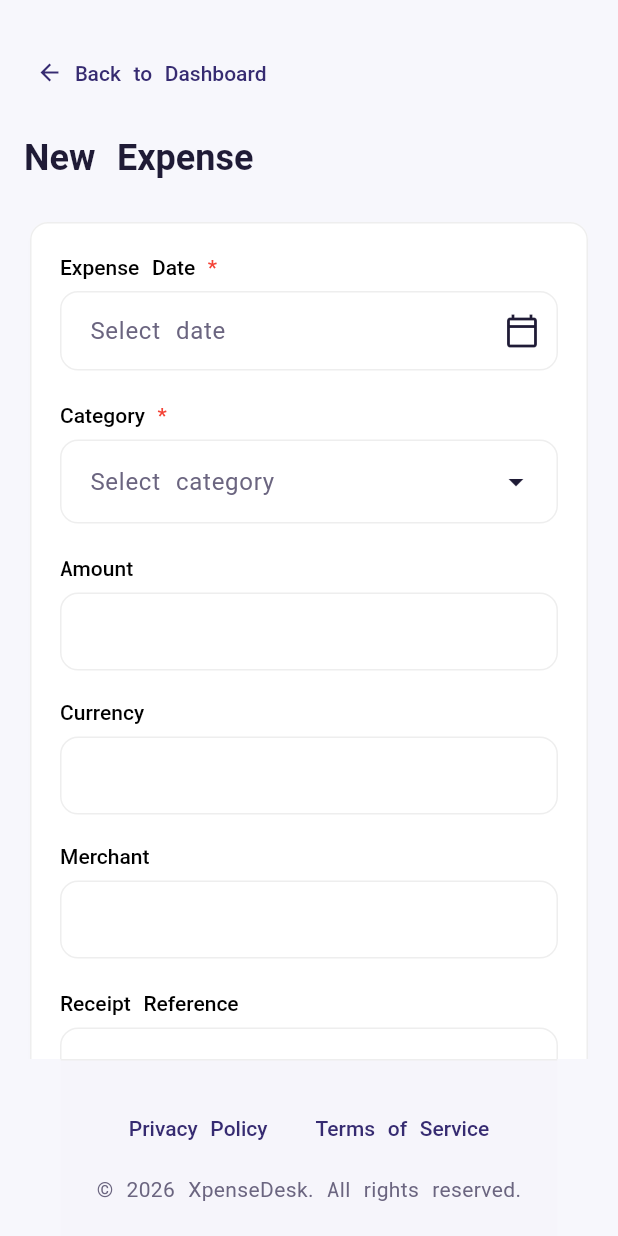
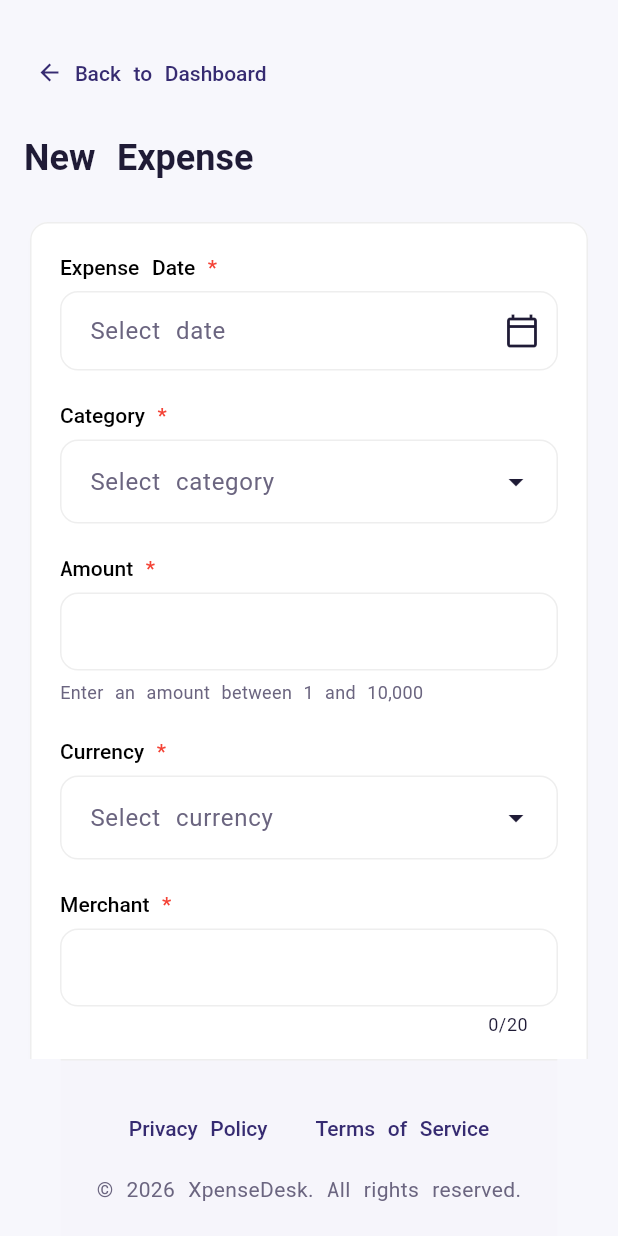
Before and after one commit to ereztabit/XpenseDesk_Flutter, a Flutter app: the NewExpenseScreen screen opened directly, on a phone screen of 412 x 824 dp. Run offline on Flutter 3.47's test engine with Material 3 defaults, Android fonts, the phone set to English and light mode, and no system bars; our stand-ins replace email_validator, flutter_riverpod, google_fonts, shared_preferences, web, yaml; accounts and stored records are empty; generated files the repository leaves out were written again; Roboto replaces fonts that are missing (Assistant).

Commit message:
in prog.

```diff
--- a/lib/l10n/app_en.arb
+++ b/lib/l10n/app_en.arb
@@ -226,10 +226,11 @@
   "amountLabel": "Amount",
   "currencyLabel": "Currency",
   "merchantLabel": "Merchant",
+  "currencyPlaceholder": "Select currency",
   "reviewed": "Reviewed",
   "edit": "Edit",
   "noteLabel": "Note",
-  "receiptRefLabel": "Receipt Reference",
+  "receiptRefLabel": "Receipt #",
   "submitExpense": "Submit Expense",
   "selectDate": "Select date",
   "selectCategory": "Select category",
@@ -243,9 +244,21 @@
   "failedToDeleteExpense": "Failed to delete expense",
   "reviewedBy": "by ",
   "expenseDateRequired": "Expense date is required",
+  "expenseDateFutureNotAllowed": "Future dates are not allowed",
+  "expenseDateOlderThanSixMonths": "Expense date cannot be older than 6 months",
   "categoryRequired": "Category is required",
-  "amountMustBePositive": "Amount must be greater than zero",
+  "amountRequired": "Amount is required",
+  "amountMustBePositive": "Amount must be at least 1",
+  "amountMaxValue": "Amount cannot be greater than 10,000",
+  "amountRangeHelper": "Enter an amount between 1 and 10,000",
+  "currencyRequired": "Currency is required",
   "currencyCodeInvalid": "Currency code must be exactly 3 letters",
+  "merchantRequired": "Merchant is required",
+  "merchantMaxLength": "Merchant must be 20 characters or less",
+  "receiptRefRequired": "Receipt # is required",
+  "receiptRefMaxLength": "Receipt # must be 20 characters or less",
+  "receiptRefInvalidCharacters": "Receipt # can only contain letters, numbers, spaces, and - / \\",
+  "notesMaxLength": "Notes must be 100 characters or less",
   "expenseCreatedSuccess": "Expense created successfully",
   "failedToCreateExpense": "Failed to create expense"
 }
--- /dev/null
+++ b/lib/models/expense_currency.dart
@@ -0,0 +1,35 @@
+/// Local static currency reference data used by the MVP expense form.
+class ExpenseCurrency {
+  final String code;
+  final String name;
+  final String symbol;
+
+  const ExpenseCurrency({
+    required this.code,
+    required this.name,
+    required this.symbol,
+  });
+
+  String get displayLabel => '$code - $name ($symbol)';
+
+  static const List<ExpenseCurrency> values = [
+    ExpenseCurrency(code: 'AUD', name: 'Australian Dollar', symbol: r'$'),
+    ExpenseCurrency(code: 'CAD', name: 'Canadian Dollar', symbol: r'$'),
+    ExpenseCurrency(code: 'EUR', name: 'Euro', symbol: '\u20AC'),
+    ExpenseCurrency(code: 'GBP', name: 'British Pound', symbol: '\u00A3'),
+    ExpenseCurrency(code: 'ILS', name: 'Israeli Shekel', symbol: '\u20AA'),
+    ExpenseCurrency(code: 'USD', name: 'US Dollar', symbol: r'$'),
+  ];
+
+  static ExpenseCurrency? fromCode(String? code) {
+    if (code == null || code.isEmpty) return null;
+
+    for (final currency in values) {
+      if (currency.code == code.toUpperCase()) {
+        return currency;
+      }
+    }
+
+    return null;
+  }
+}
--- /dev/null
+++ b/lib/utils/expense_amount_input_formatter.dart
@@ -0,0 +1,54 @@
+import 'package:flutter/services.dart';
+import 'package:intl/intl.dart';
+
+/// Formats the expense amount as the user types while enforcing:
+/// - digits with one optional decimal point
+/// - up to two decimal places
+/// - a maximum value of 10,000
+class ExpenseAmountInputFormatter extends TextInputFormatter {
+  ExpenseAmountInputFormatter({this.maxAmount = 10000});
+
+  final double maxAmount;
+  final NumberFormat _integerFormatter = NumberFormat('#,##0', 'en');
+
+  @override
+  TextEditingValue formatEditUpdate(
+    TextEditingValue oldValue,
+    TextEditingValue newValue,
+  ) {
+    if (newValue.text.isEmpty) {
+      return newValue;
+    }
+
+    final normalized = newValue.text.replaceAll(',', '');
+    if (!RegExp(r'^\d*(\.\d{0,2})?$').hasMatch(normalized)) {
+      return oldValue;
+    }
+
+    final numberValue = double.tryParse(normalized);
+    if (numberValue != null && numberValue > maxAmount) {
+      return oldValue;
+    }
+
+    final parts = normalized.split('.');
+    final integerPart = parts.first;
+    final decimalPart = parts.length > 1 ? parts[1] : null;
+
+    final formattedInteger = integerPart.isEmpty
+        ? ''
+        : _integerFormatter.format(int.parse(integerPart));
+
+    final hasTrailingDecimal = normalized.endsWith('.');
+    final formattedText = switch ((decimalPart, hasTrailingDecimal)) {
+      (null, false) => formattedInteger,
+      (null, true) => '$formattedInteger.',
+      (final decimals?, _) => '$formattedInteger.$decimals',
+    };
+
+    return TextEditingValue(
+      text: formattedText,
+      selection: TextSelection.collapsed(offset: formattedText.length),
+      composing: TextRange.empty,
+    );
+  }
+}
--- a/lib/widgets/expenses/expense_form.dart
+++ b/lib/widgets/expenses/expense_form.dart
@@ -1,47 +1,64 @@
 import 'package:flutter/material.dart';
+import 'package:flutter/services.dart';
 import 'package:flutter_riverpod/flutter_riverpod.dart';
 
 import '../../generated/l10n/app_localizations.dart';
 import '../../models/expense_category.dart';
+import '../../models/expense_currency.dart';
 import '../../providers/auth_provider.dart';
 import '../../theme/app_theme.dart';
 import '../../utils/format_utils.dart';
+import '../../utils/expense_amount_input_formatter.dart';
 import '../../utils/responsive_utils.dart';
 import '../form_behavior_mixin.dart';
 
 class ExpenseForm extends ConsumerWidget {
+  static final RegExp _receiptRefInputPattern = RegExp(
+    r'[a-zA-Z0-9\u0590-\u05FF /\\-]',
+  );
+
   const ExpenseForm({
     super.key,
     required this.formKey,
     required this.selectedExpenseDate,
     required this.selectedCategoryId,
+    required this.selectedCurrencyCode,
     required this.amountController,
-    required this.currencyCodeController,
     required this.merchantNameController,
     required this.noteController,
     required this.receiptRefController,
     required this.isLoading,
     required this.onSelectExpenseDate,
     required this.onCategorySelected,
+    required this.onCurrencySelected,
     required this.onSubmit,
+    required this.expenseDateValidator,
     required this.amountValidator,
     required this.currencyCodeValidator,
+    required this.merchantNameValidator,
+    required this.receiptRefValidator,
+    required this.noteValidator,
   });
 
   final GlobalKey<FormState> formKey;
   final DateTime? selectedExpenseDate;
   final int? selectedCategoryId;
+  final String? selectedCurrencyCode;
   final TextEditingController amountController;
-  final TextEditingController currencyCodeController;
   final TextEditingController merchantNameController;
   final TextEditingController noteController;
   final TextEditingController receiptRefController;
   final bool isLoading;
   final Future<void> Function() onSelectExpenseDate;
   final ValueChanged<int?> onCategorySelected;
+  final ValueChanged<String?> onCurrencySelected;
   final VoidCallback onSubmit;
+  final String? Function(DateTime?) expenseDateValidator;
   final String? Function(String?) amountValidator;
   final String? Function(String?) currencyCodeValidator;
+  final String? Function(String?) merchantNameValidator;
+  final String? Function(String?) receiptRefValidator;
+  final String? Function(String?) noteValidator;
 
   @override
   Widget build(BuildContext context, WidgetRef ref) {
@@ -63,8 +80,7 @@ class ExpenseForm extends ConsumerWidget {
               FormField<DateTime>(
                 key: ValueKey(selectedExpenseDate),
                 initialValue: selectedExpenseDate,
-                validator: (value) =>
-                    value == null ? l10n.expenseDateRequired : null,
+                validator: expenseDateValidator,
                 builder: (field) {
                   final borderColor = field.hasError
                       ? AppTheme.destructive
@@ -176,7 +192,7 @@ class ExpenseForm extends ConsumerWidget {
                 },
               ),
               const SizedBox(height: 20),
-              FieldLabel(label: l10n.amountLabel),
+              FieldLabel(label: l10n.amountLabel, isRequired: true),
               const SizedBox(height: 8),
               TextFormField(
                 controller: amountController,
@@ -184,34 +200,84 @@ class ExpenseForm extends ConsumerWidget {
                 keyboardType: const TextInputType.numberWithOptions(
                   decimal: true,
                 ),
+                inputFormatters: [ExpenseAmountInputFormatter()],
                 validator: amountValidator,
                 decoration: const InputDecoration(),
               ),
-              const SizedBox(height: 20),
-              FieldLabel(label: l10n.currencyLabel),
-              const SizedBox(height: 8),
-              TextFormField(
-                controller: currencyCodeController,
-                enabled: !isLoading,
-                textCapitalization: TextCapitalization.characters,
-                maxLength: 3,
-                validator: currencyCodeValidator,
-                decoration: const InputDecoration(counterText: ''),
+              const SizedBox(height: 6),
+              Text(
+                l10n.amountRangeHelper,
+                style: Theme.of(context).textTheme.bodyMedium?.copyWith(
+                  fontSize: 12,
+                  color: AppTheme.mutedForeground,
+                ),
               ),
               const SizedBox(height: 20),
-              FieldLabel(label: l10n.merchantLabel),
+              FieldLabel(label: l10n.currencyLabel, isRequired: true),
+              const SizedBox(height: 8),
+              FormField<String>(
+                key: ValueKey(selectedCurrencyCode),
+                initialValue: selectedCurrencyCode,
+                validator: currencyCodeValidator,
+                builder: (field) {
+                  return Column(
+                    crossAxisAlignment: CrossAxisAlignment.start,
+                    children: [
+                      DropdownMenu<String>(
+                        key: ValueKey(selectedCurrencyCode),
+                        initialSelection: selectedCurrencyCode,
+                        enabled: !isLoading,
+                        expandedInsets: EdgeInsets.zero,
+                        hintText: l10n.currencyPlaceholder,
+                        inputDecorationTheme: _dropdownTheme(field.hasError),
+                        dropdownMenuEntries: ExpenseCurrency.values
+                            .map(
+                              (currency) => DropdownMenuEntry<String>(
+                                value: currency.code,
+                                label: currency.displayLabel,
+                              ),
+                            )
+                            .toList(),
+                        onSelected: (value) {
+                          field.didChange(value);
+                          onCurrencySelected(value);
+                        },
+                      ),
+                      if (field.hasError) ...[
+                        const SizedBox(height: 6),
+                        Text(
+                          field.errorText!,
+                          style: Theme.of(context).textTheme.bodyMedium
+                              ?.copyWith(color: AppTheme.destructive),
+                        ),
+                      ],
+                    ],
+                  );
+                },
+              ),
+              const SizedBox(height: 20),
+              FieldLabel(label: l10n.merchantLabel, isRequired: true),
               const SizedBox(height: 8),
               TextFormField(
                 controller: merchantNameController,
                 enabled: !isLoading,
+                maxLength: 20,
+                inputFormatters: [LengthLimitingTextInputFormatter(20)],
+                validator: merchantNameValidator,
                 decoration: const InputDecoration(),
               ),
               const SizedBox(height: 20),
-              FieldLabel(label: l10n.receiptRefLabel),
+              FieldLabel(label: l10n.receiptRefLabel, isRequired: true),
               const SizedBox(height: 8),
               TextFormField(
                 controller: receiptRefController,
                 enabled: !isLoading,
+                maxLength: 20,
+                inputFormatters: [
+                  LengthLimitingTextInputFormatter(20),
+                  FilteringTextInputFormatter.allow(_receiptRefInputPattern),
+                ],
+                validator: receiptRefValidator,
                 decoration: const InputDecoration(),
               ),
               const SizedBox(height: 20),
@@ -220,8 +286,13 @@ class ExpenseForm extends ConsumerWidget {
               TextFormField(
                 controller: noteController,
                 enabled: !isLoading,
+                keyboardType: TextInputType.multiline,
+                textInputAction: TextInputAction.newline,
                 maxLines: 4,
                 minLines: 4,
+                maxLength: 100,
+                validator: noteValidator,
+                inputFormatters: [LengthLimitingTextInputFormatter(100)],
                 decoration: const InputDecoration(alignLabelWithHint: true),
               ),
               const SizedBox(height: 24),
```
Also changed, not shown: lib/l10n/app_he.arb (+15 -2 lines), lib/screens/new_expense_screen.dart (+118 -32 lines).
